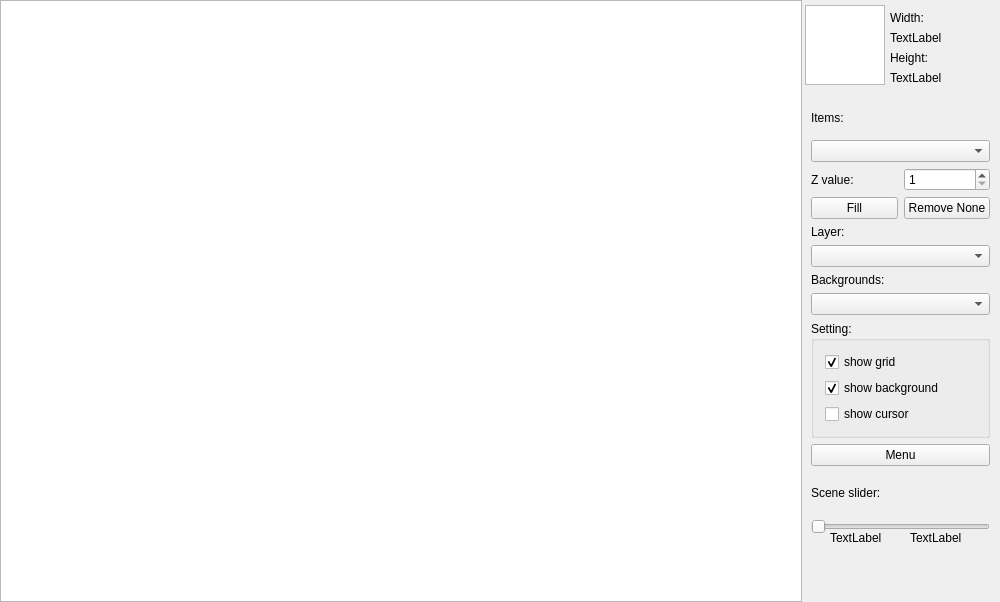
Old version of the form mainwindow.ui in the repository Vazzi/Stalker-Editor.
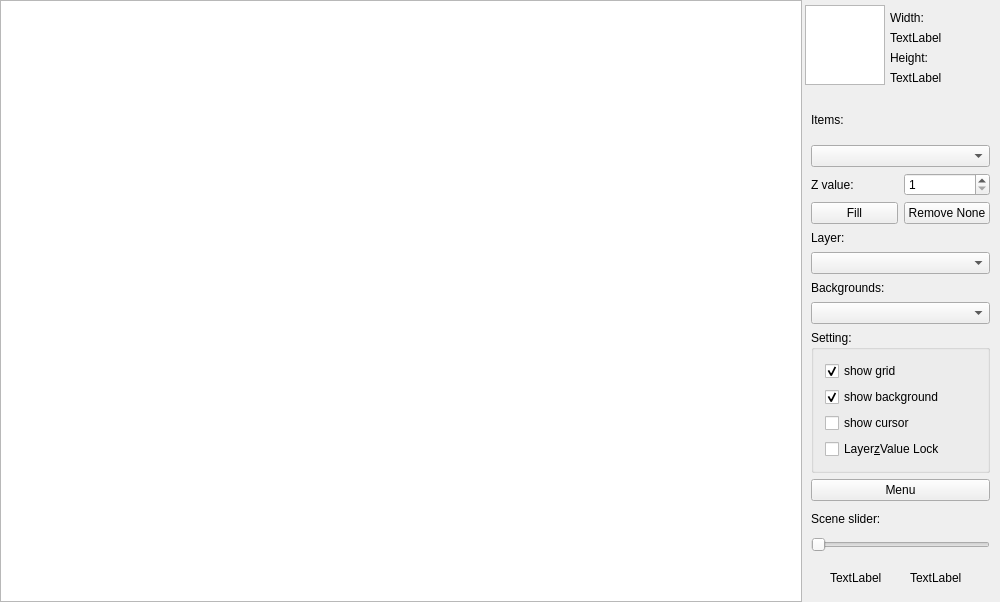
New version of the form.

Commit message: layer and z Value LOCK

```diff
--- a/mainwindow.ui
+++ b/mainwindow.ui
@@ -172,7 +172,7 @@
       <x>800</x>
       <y>90</y>
       <width>201</width>
-      <height>455</height>
+      <height>473</height>
      </rect>
     </property>
     <layout class="QVBoxLayout" name="verticalLayout_6">
@@ -292,6 +292,13 @@
             </property>
            </widget>
           </item>
+          <item>
+           <widget class="QCheckBox" name="checkBoxLayerZLock">
+            <property name="text">
+             <string>Layer&amp;zValue Lock</string>
+            </property>
+           </widget>
+          </item>
          </layout>
         </widget>
        </item>
@@ -328,7 +335,7 @@
     <property name="geometry">
      <rect>
       <x>830</x>
-      <y>530</y>
+      <y>570</y>
       <width>62</width>
       <height>16</height>
      </rect>
@@ -341,7 +348,7 @@
     <property name="geometry">
      <rect>
       <x>910</x>
-      <y>530</y>
+      <y>570</y>
       <width>62</width>
       <height>16</height>
      </rect>
```
The commit also changes 2 other files.
